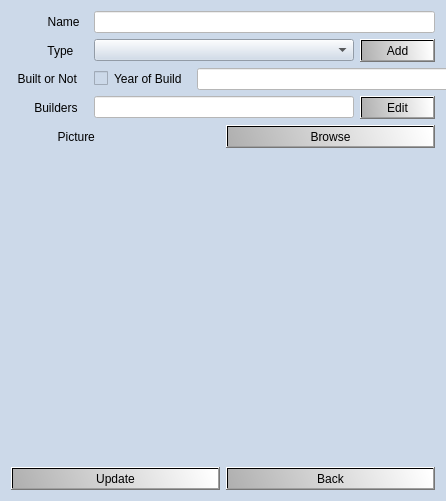
vilhjalmur12/verklegt_1, file verklegt_vika_3/verklegt_GUI/UI/editcomputerdialog.ui: the form before one commit.
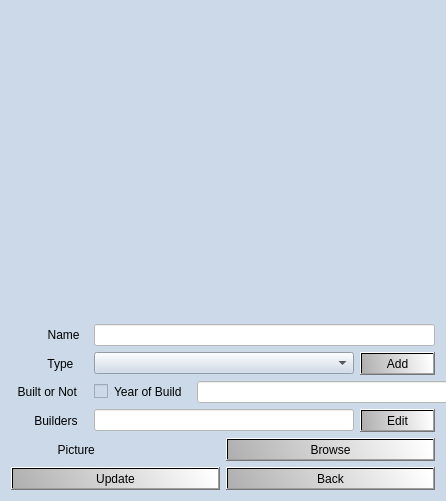
The form after the commit. Icons and pictures are not drawn.

What changed in the file:
```diff
--- a/verklegt_vika_3/verklegt_GUI/UI/editcomputerdialog.ui
+++ b/verklegt_vika_3/verklegt_GUI/UI/editcomputerdialog.ui
@@ -54,15 +54,8 @@
 </string>
   </property>
   <layout class="QGridLayout" name="gridLayout_2">
-   <item row="0" column="0">
+   <item row="1" column="0">
     <layout class="QGridLayout" name="gridLayout">
-     <item row="5" column="0">
-      <widget class="QLabel" name="label_imCpu">
-       <property name="text">
-        <string/>
-       </property>
-      </widget>
-     </item>
      <item row="4" column="0">
       <layout class="QHBoxLayout" name="horizontalLayout">
        <item>
@@ -275,6 +268,13 @@
      </item>
     </layout>
    </item>
+   <item row="0" column="0">
+    <widget class="QLabel" name="label_imCpu">
+     <property name="text">
+      <string/>
+     </property>
+    </widget>
+   </item>
   </layout>
  </widget>
  <tabstops>
```
